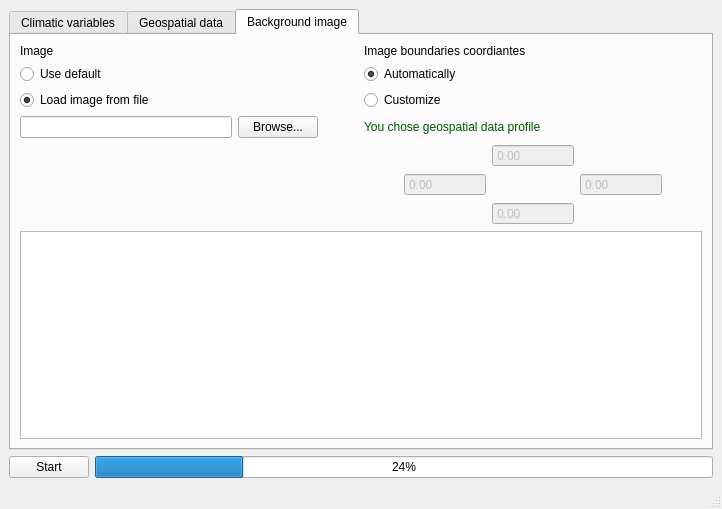
Qt form mainwindow.ui (czertyaka/gaussian_dispersal) before a commit.
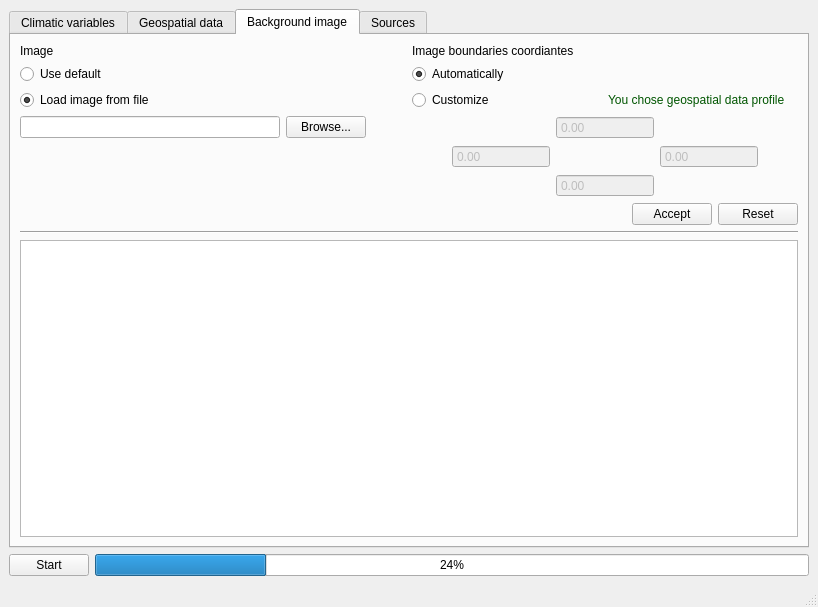
The same form after that commit. The open tabs and pages were chosen to show the change.

Commit message: GUI: accept reset buttons & horizontal lines & sources tab initilaized

```diff
--- a/mainwindow.ui
+++ b/mainwindow.ui
@@ -6,8 +6,8 @@
    <rect>
     <x>0</x>
     <y>0</y>
-    <width>722</width>
-    <height>509</height>
+    <width>818</width>
+    <height>607</height>
    </rect>
   </property>
   <property name="windowTitle">
@@ -148,7 +148,7 @@
        <attribute name="title">
         <string>Geospatial data</string>
        </attribute>
-       <layout class="QVBoxLayout" name="verticalLayout">
+       <layout class="QVBoxLayout" name="verticalLayout_3">
         <item>
          <layout class="QGridLayout" name="gridLayout_10">
           <item row="0" column="0">
@@ -343,39 +343,81 @@
        <attribute name="title">
         <string>Background image</string>
        </attribute>
-       <layout class="QVBoxLayout" name="verticalLayout_3">
+       <layout class="QVBoxLayout" name="verticalLayout">
         <item>
-         <layout class="QGridLayout" name="gridLayout_9">
-          <item row="2" column="0">
-           <widget class="QRadioButton" name="radioButton_8">
-            <property name="enabled">
-             <bool>true</bool>
-            </property>
+         <layout class="QGridLayout" name="gridLayout">
+          <item row="0" column="0">
+           <widget class="QLabel" name="label_5">
             <property name="sizePolicy">
-             <sizepolicy hsizetype="Minimum" vsizetype="Maximum">
+             <sizepolicy hsizetype="Preferred" vsizetype="Maximum">
               <horstretch>0</horstretch>
               <verstretch>0</verstretch>
              </sizepolicy>
             </property>
             <property name="text">
-             <string>Load image from file</string>
+             <string>Image</string>
             </property>
-            <property name="checked">
-             <bool>true</bool>
-            </property>
-            <attribute name="buttonGroup">
-             <string notr="true">buttonGroup</string>
-            </attribute>
            </widget>
           </item>
-          <item row="0" column="1">
+          <item row="0" column="2" colspan="2">
            <widget class="QLabel" name="label_4">
             <property name="text">
              <string>Image boundaries coordiantes</string>
             </property>
            </widget>
           </item>
-          <item row="2" column="1">
+          <item row="1" column="0">
+           <widget class="QRadioButton" name="radioButton_7">
+            <property name="sizePolicy">
+             <sizepolicy hsizetype="Minimum" vsizetype="Maximum">
+              <horstretch>0</horstretch>
+              <verstretch>0</verstretch>
+             </sizepolicy>
+            </property>
+            <property name="text">
+             <string>Use default</string>
+            </property>
+            <attribute name="buttonGroup">
+             <string notr="true">buttonGroup</string>
+            </attribute>
+           </widget>
+          </item>
+          <item row="1" column="2" colspan="2">
+           <widget class="QRadioButton" name="radioButton_6">
+            <property name="text">
+             <string>Automatically</string>
+            </property>
+            <property name="checked">
+             <bool>true</bool>
+            </property>
+            <attribute name="buttonGroup">
+             <string notr="true">buttonGroup_2</string>
+            </attribute>
+           </widget>
+          </item>
+          <item row="2" column="0" colspan="2">
+           <widget class="QRadioButton" name="radioButton_8">
+            <property name="enabled">
+             <bool>true</bool>
+            </property>
+            <property name="sizePolicy">
+             <sizepolicy hsizetype="Minimum" vsizetype="Maximum">
+              <horstretch>0</horstretch>
+              <verstretch>0</verstretch>
+             </sizepolicy>
+            </property>
+            <property name="text">
+             <string>Load image from file</string>
+            </property>
+            <property name="checked">
+             <bool>true</bool>
+            </property>
+            <attribute name="buttonGroup">
+             <string notr="true">buttonGroup</string>
+            </attribute>
+           </widget>
+          </item>
+          <item row="2" column="2">
            <widget class="QRadioButton" name="radioButton_5">
             <property name="text">
              <string>Customize</string>
@@ -385,11 +427,17 @@
             </attribute>
            </widget>
           </item>
-          <item row="3" column="1">
+          <item row="2" column="3">
            <widget class="QLabel" name="label_3">
             <property name="enabled">
              <bool>true</bool>
             </property>
+            <property name="sizePolicy">
+             <sizepolicy hsizetype="Preferred" vsizetype="Preferred">
+              <horstretch>0</horstretch>
+              <verstretch>0</verstretch>
+             </sizepolicy>
+            </property>
             <property name="text">
              <string>&lt;html&gt;&lt;head/&gt;&lt;body&gt;&lt;p&gt;&lt;span style=&quot; color:#005500;&quot;&gt;You chose geospatial data profile&lt;/span&gt;&lt;/p&gt;&lt;/body&gt;&lt;/html&gt;</string>
             </property>
@@ -398,7 +446,50 @@
             </property>
            </widget>
           </item>
-          <item row="4" column="1">
+          <item row="3" column="0" colspan="2">
+           <layout class="QHBoxLayout" name="horizontalLayout_5">
+            <item>
+             <widget class="QLineEdit" name="lineEdit_3">
+              <property name="sizePolicy">
+               <sizepolicy hsizetype="Minimum" vsizetype="Fixed">
+                <horstretch>60</horstretch>
+                <verstretch>0</verstretch>
+               </sizepolicy>
+              </property>
+             </widget>
+            </item>
+            <item>
+             <widget class="QPushButton" name="pushButton_5">
+              <property name="sizePolicy">
+               <sizepolicy hsizetype="Fixed" vsizetype="Fixed">
+                <horstretch>60</horstretch>
+                <verstretch>0</verstretch>
+               </sizepolicy>
+              </property>
+              <property name="text">
+               <string>Browse...</string>
+              </property>
+             </widget>
+            </item>
+            <item>
+             <spacer name="horizontalSpacer_5">
+              <property name="orientation">
+               <enum>Qt::Horizontal</enum>
+              </property>
+              <property name="sizeType">
+               <enum>QSizePolicy::Preferred</enum>
+              </property>
+              <property name="sizeHint" stdset="0">
+               <size>
+                <width>40</width>
+                <height>20</height>
+               </size>
+              </property>
+             </spacer>
+            </item>
+           </layout>
+          </item>
+          <item row="3" column="2" rowspan="2" colspan="2">
            <layout class="QHBoxLayout" name="horizontalLayout_3">
             <item>
              <spacer name="horizontalSpacer_3">
@@ -526,79 +617,7 @@
             </item>
            </layout>
           </item>
-          <item row="1" column="1">
-           <widget class="QRadioButton" name="radioButton_6">
-            <property name="text">
-             <string>Automatically</string>
-            </property>
-            <property name="checked">
-             <bool>true</bool>
-            </property>
-            <attribute name="buttonGroup">
-             <string notr="true">buttonGroup_2</string>
-            </attribute>
-           </widget>
-          </item>
-          <item row="1" column="0">
-           <widget class="QRadioButton" name="radioButton_7">
-            <property name="sizePolicy">
-             <sizepolicy hsizetype="Minimum" vsizetype="Maximum">
-              <horstretch>0</horstretch>
-              <verstretch>0</verstretch>
-             </sizepolicy>
-            </property>
-            <property name="text">
-             <string>Use default</string>
-            </property>
-            <attribute name="buttonGroup">
-             <string notr="true">buttonGroup</string>
-            </attribute>
-           </widget>
-          </item>
-          <item row="3" column="0">
-           <layout class="QHBoxLayout" name="horizontalLayout_5">
-            <item>
-             <widget class="QLineEdit" name="lineEdit_3">
-              <property name="sizePolicy">
-               <sizepolicy hsizetype="Minimum" vsizetype="Fixed">
-                <horstretch>60</horstretch>
-                <verstretch>0</verstretch>
-               </sizepolicy>
-              </property>
-             </widget>
-            </item>
-            <item>
-             <widget class="QPushButton" name="pushButton_5">
-              <property name="sizePolicy">
-               <sizepolicy hsizetype="Fixed" vsizetype="Fixed">
-                <horstretch>60</horstretch>
-                <verstretch>0</verstretch>
-               </sizepolicy>
-              </property>
-              <property name="text">
-               <string>Browse...</string>
-              </property>
-             </widget>
-            </item>
-            <item>
-             <spacer name="horizontalSpacer_5">
-              <property name="orientation">
-               <enum>Qt::Horizontal</enum>
-              </property>
-              <property name="sizeType">
-               <enum>QSizePolicy::Preferred</enum>
-              </property>
-              <property name="sizeHint" stdset="0">
-               <size>
-                <width>40</width>
-                <height>20</height>
-               </size>
-              </property>
-             </spacer>
-            </item>
-           </layout>
-          </item>
-          <item row="4" column="0">
+          <item row="4" column="1">
            <spacer name="verticalSpacer_2">
             <property name="orientation">
              <enum>Qt::Vertical</enum>
@@ -614,21 +633,46 @@
             </property>
            </spacer>
           </item>
-          <item row="0" column="0">
-           <widget class="QLabel" name="label_5">
-            <property name="sizePolicy">
-             <sizepolicy hsizetype="Preferred" vsizetype="Maximum">
-              <horstretch>0</horstretch>
-              <verstretch>0</verstretch>
-             </sizepolicy>
+         </layout>
+        </item>
+        <item>
+         <layout class="QHBoxLayout" name="horizontalLayout_8">
+          <item>
+           <spacer name="horizontalSpacer_8">
+            <property name="orientation">
+             <enum>Qt::Horizontal</enum>
             </property>
+            <property name="sizeHint" stdset="0">
+             <size>
+              <width>40</width>
+              <height>20</height>
+             </size>
+            </property>
+           </spacer>
+          </item>
+          <item>
+           <widget class="QPushButton" name="pushButton_11">
             <property name="text">
-             <string>Image</string>
+             <string>Accept</string>
             </property>
            </widget>
           </item>
+          <item>
+           <widget class="QPushButton" name="pushButton_12">
+            <property name="text">
+             <string>Reset</string>
+            </property>
+           </widget>
+          </item>
          </layout>
         </item>
+        <item>
+         <widget class="Line" name="line_3">
+          <property name="orientation">
+           <enum>Qt::Horizontal</enum>
+          </property>
+         </widget>
+        </item>
         <item>
          <widget class="QGraphicsView" name="graphicsView_3">
           <property name="sizePolicy">
@@ -641,6 +685,11 @@
         </item>
        </layout>
       </widget>
+      <widget class="QWidget" name="tab_4">
+       <attribute name="title">
+        <string>Sources</string>
+       </attribute>
+      </widget>
      </widget>
     </item>
     <item>
```
Left out of the diff: 258 changed lines with no effect on the pictures.
